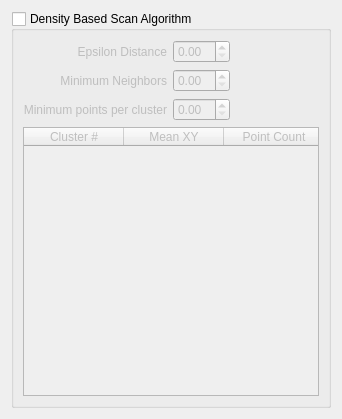
First picture: the form in ui/DBScan.ui, repository BrettJSettle/VispyViews, before the edit.
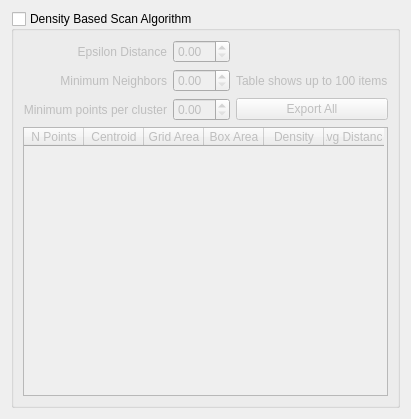
Second picture: the form after the edit. Custom widgets are drawn as their Qt base class.

Commit message: DBScan export works, plot centers

Diff of the .ui file:
```diff
--- a/ui/DBScan.ui
+++ b/ui/DBScan.ui
@@ -6,7 +6,7 @@
    <rect>
     <x>0</x>
     <y>0</y>
-    <width>342</width>
+    <width>411</width>
     <height>419</height>
    </rect>
   </property>
@@ -90,23 +90,64 @@
          <enum>Qt::ScrollBarAlwaysOff</enum>
         </property>
         <property name="columnCount">
-         <number>3</number>
+         <number>6</number>
         </property>
+        <attribute name="horizontalHeaderDefaultSectionSize">
+         <number>60</number>
+        </attribute>
+        <attribute name="horizontalHeaderMinimumSectionSize">
+         <number>20</number>
+        </attribute>
+        <attribute name="verticalHeaderDefaultSectionSize">
+         <number>20</number>
+        </attribute>
+        <attribute name="verticalHeaderMinimumSectionSize">
+         <number>10</number>
+        </attribute>
         <column>
          <property name="text">
-          <string>Cluster #</string>
+          <string>N Points</string>
          </property>
         </column>
         <column>
          <property name="text">
-          <string>Mean XY</string>
+          <string>Centroid</string>
          </property>
         </column>
         <column>
          <property name="text">
-          <string>Point Count</string>
+          <string>Grid Area</string>
          </property>
         </column>
+        <column>
+         <property name="text">
+          <string>Box Area</string>
+         </property>
+        </column>
+        <column>
+         <property name="text">
+          <string>Density</string>
+         </property>
+        </column>
+        <column>
+         <property name="text">
+          <string>Avg Distance</string>
+         </property>
+        </column>
+       </widget>
+      </item>
+      <item row="2" column="2">
+       <widget class="QPushButton" name="exportButton">
+        <property name="text">
+         <string>Export All</string>
+        </property>
+       </widget>
+      </item>
+      <item row="1" column="2">
+       <widget class="QLabel" name="label_4">
+        <property name="text">
+         <string>Table shows up to 100 items</string>
+        </property>
        </widget>
       </item>
      </layout>
```
The commit also changes 11 other files.
